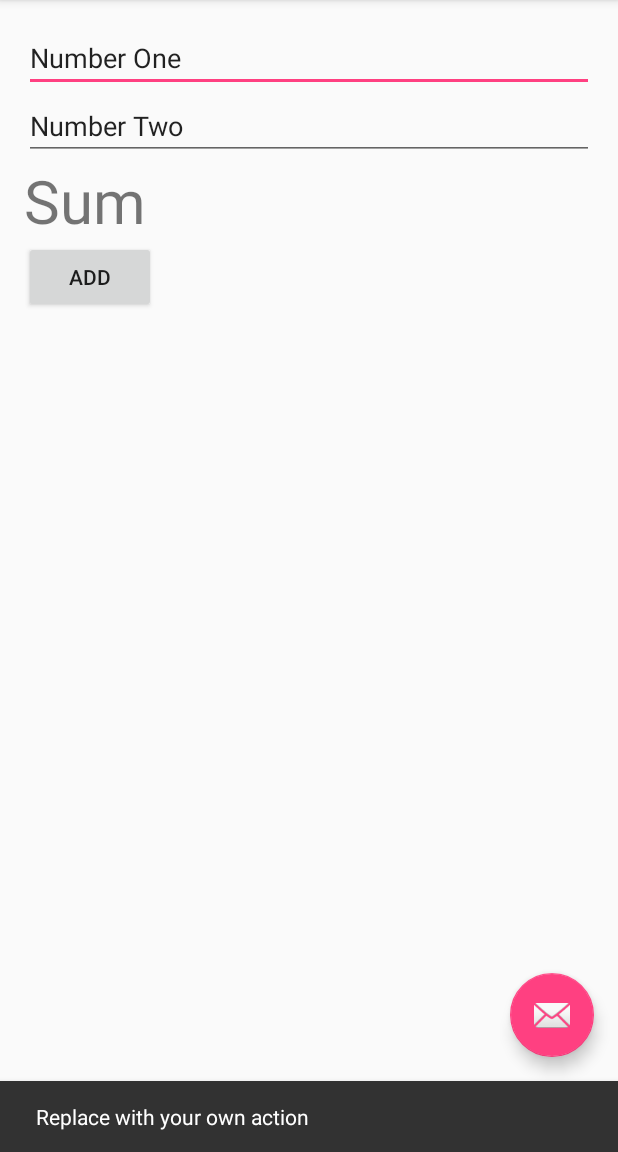
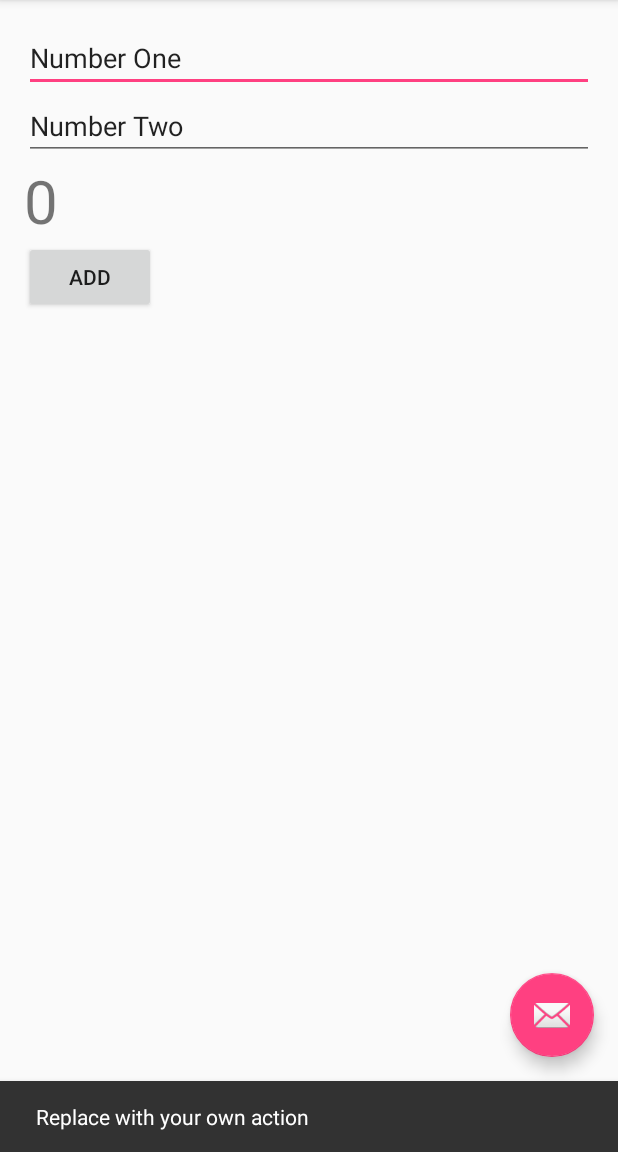
Before and after one commit to bladex1200/lab3, an Android app: the screen it shows after launch (MainActivity), after a tap on an icon or button, on a phone screen of 412 x 824 dp, the part 84-1236 px from its top. Run offline under Robolectric (Android 15) with nearby library versions, the phone set to English and light mode, and no system bars; 1 other tap on this screen came first.

```diff
--- a/app/src/main/java/jeremysiocon/lab3/MainActivity.java
+++ b/app/src/main/java/jeremysiocon/lab3/MainActivity.java
@@ -8,8 +8,16 @@ import android.support.v7.widget.Toolbar;
 import android.view.View;
 import android.view.Menu;
 import android.view.MenuItem;
+import android.widget.Button;
+import android.widget.EditText;
+import android.widget.TextView;
 
 public class MainActivity extends AppCompatActivity {
+
+Button addButton;
+EditText numOne;
+EditText numTwo;
+TextView sumNum;
 
     @Override
     protected void onCreate(Bundle savedInstanceState) {
@@ -17,6 +25,35 @@ public class MainActivity extends AppCompatActivity {
         setContentView(R.layout.activity_main);
         Toolbar toolbar = (Toolbar) findViewById(R.id.toolbar);
         setSupportActionBar(toolbar);
+
+        addButton = (Button)findViewById(R.id.add_button);
+        numOne = (EditText)findViewById(R.id.num1);
+        numTwo = (EditText)findViewById(R.id.num2);
+        sumNum = (TextView)findViewById(R.id.sum);
+
+        addButton.setOnClickListener(new View.OnClickListener() {
+            public void onClick(View v) {
+
+                int firstnum = 0;
+                int secondnum = 0;
+
+                try {
+                    firstnum = Integer.parseInt(numOne.getText().toString());
+                } catch(NumberFormatException nfe) {
+                    System.out.println("Could not parse " + nfe);
+                }
+
+                try {
+                    secondnum = Integer.parseInt(numTwo.getText().toString());
+                } catch(NumberFormatException nfe) {
+                    System.out.println("Could not parse " + nfe);
+                }
+
+                int sum = sum(firstnum, secondnum);
+                sumNum.setText(String.valueOf(sum));
+            }
+        });
+
 
         FloatingActionButton fab = (FloatingActionButton) findViewById(R.id.fab);
         fab.setOnClickListener(new View.OnClickListener() {
@@ -26,6 +63,8 @@ public class MainActivity extends AppCompatActivity {
                         .setAction("Action", null).show();
             }
         });
+
+
     }
 
     @Override
```
